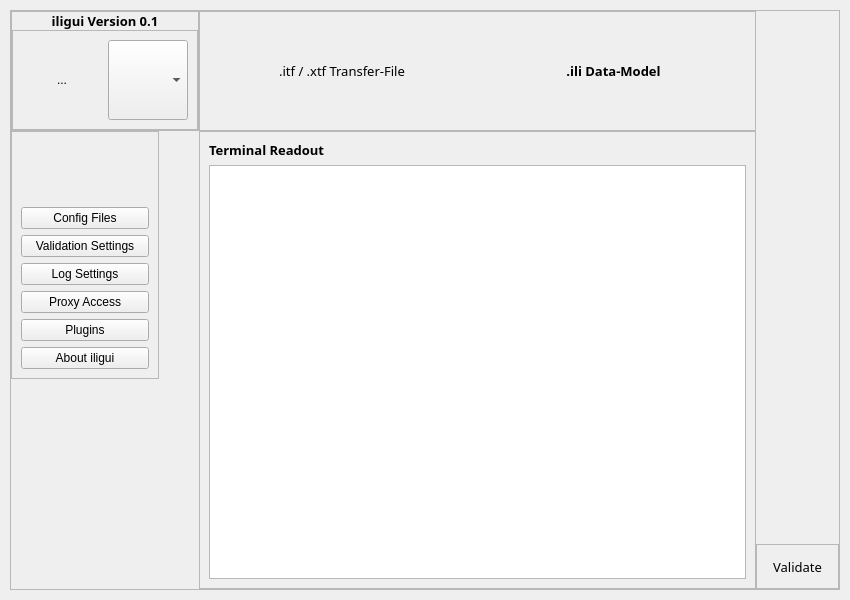
This is iligui.ui in MoreIceFitzGerry/iligui as Qt 5 draws it before an edit. The edited form follows.
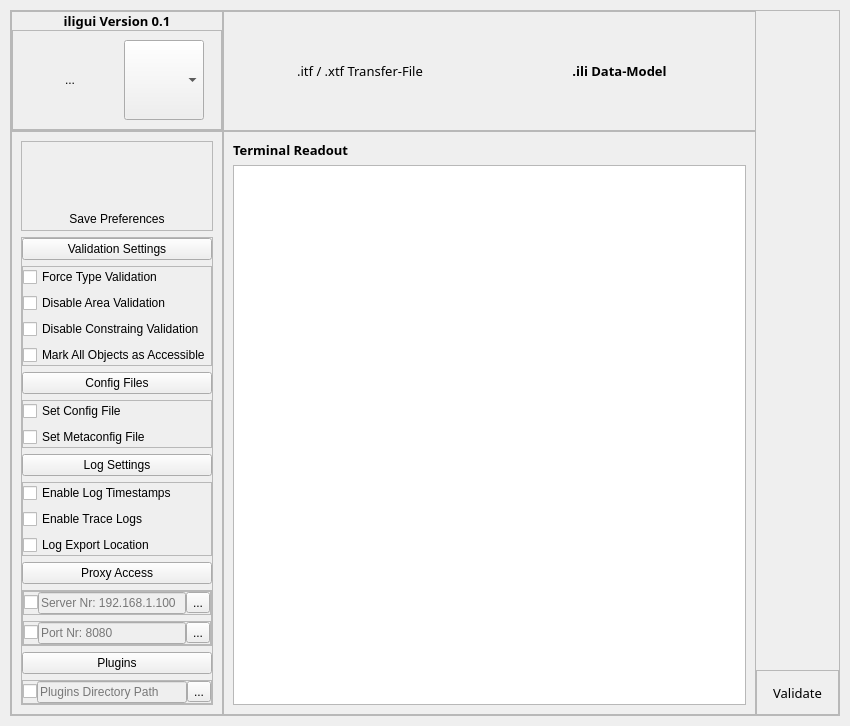
This is the edited form. Icons and pictures are not drawn.

The edit to the form file:
```diff
--- a/iligui.ui
+++ b/iligui.ui
@@ -64,6 +64,108 @@
        <property name="spacing">
         <number>0</number>
        </property>
+       <item row="3" column="2" alignment="Qt::AlignBottom">
+        <widget class="QFrame" name="frame_play">
+         <property name="frameShape">
+          <enum>QFrame::StyledPanel</enum>
+         </property>
+         <property name="frameShadow">
+          <enum>QFrame::Raised</enum>
+         </property>
+         <layout class="QVBoxLayout" name="verticalLayout_11">
+          <item>
+           <widget class="QToolButton" name="Button_Play">
+            <property name="font">
+             <font>
+              <family>Segoe UI Black</family>
+              <pointsize>10</pointsize>
+             </font>
+            </property>
+            <property name="mouseTracking">
+             <bool>false</bool>
+            </property>
+            <property name="layoutDirection">
+             <enum>Qt::LeftToRight</enum>
+            </property>
+            <property name="styleSheet">
+             <string notr="true">QToolButton[objectName^=&quot;Button_Play&quot;]:hover {
+	background-color : rgb(220,220,220);
+	border-radius: 20px;
+	border-style: outset;
+}
+
+
+</string>
+            </property>
+            <property name="text">
+             <string>Validate</string>
+            </property>
+            <property name="icon">
+             <iconset>
+              <normaloff>icons/play.png</normaloff>icons/play.png</iconset>
+            </property>
+            <property name="iconSize">
+             <size>
+              <width>100</width>
+              <height>100</height>
+             </size>
+            </property>
+            <property name="toolButtonStyle">
+             <enum>Qt::ToolButtonTextUnderIcon</enum>
+            </property>
+            <property name="autoRaise">
+             <bool>true</bool>
+            </property>
+           </widget>
+          </item>
+         </layout>
+        </widget>
+       </item>
+       <item row="3" column="1">
+        <widget class="QFrame" name="frame_terminal">
+         <property name="sizePolicy">
+          <sizepolicy hsizetype="Minimum" vsizetype="Expanding">
+           <horstretch>0</horstretch>
+           <verstretch>0</verstretch>
+          </sizepolicy>
+         </property>
+         <property name="frameShape">
+          <enum>QFrame::StyledPanel</enum>
+         </property>
+         <property name="frameShadow">
+          <enum>QFrame::Raised</enum>
+         </property>
+         <layout class="QVBoxLayout" name="verticalLayout">
+          <item>
+           <widget class="QLabel" name="Title_Terminal">
+            <property name="sizePolicy">
+             <sizepolicy hsizetype="Expanding" vsizetype="Fixed">
+              <horstretch>0</horstretch>
+              <verstretch>0</verstretch>
+             </sizepolicy>
+            </property>
+            <property name="font">
+             <font>
+              <family>Segoe UI Black</family>
+              <pointsize>10</pointsize>
+              <weight>75</weight>
+              <bold>true</bold>
+             </font>
+            </property>
+            <property name="text">
+             <string>Terminal Readout</string>
+            </property>
+            <property name="alignment">
+             <set>Qt::AlignLeading|Qt::AlignLeft|Qt::AlignVCenter</set>
+            </property>
+           </widget>
+          </item>
+          <item>
+           <widget class="QPlainTextEdit" name="Terminal"/>
+          </item>
+         </layout>
+        </widget>
+       </item>
        <item row="1" column="1">
         <widget class="QFrame" name="frame_input">
          <property name="sizePolicy">
@@ -202,8 +304,8 @@
          </layout>
         </widget>
        </item>
-       <item row="2" column="0" alignment="Qt::AlignLeft|Qt::AlignTop">
-        <widget class="QFrame" name="frame_settings">
+       <item row="3" column="0" alignment="Qt::AlignLeft|Qt::AlignTop">
+        <widget class="QFrame" name="frame_sidebar">
          <property name="sizePolicy">
           <sizepolicy hsizetype="Preferred" vsizetype="Preferred">
            <horstretch>0</horstretch>
@@ -218,6 +320,30 @@
          </property>
          <layout class="QVBoxLayout" name="verticalLayout_7">
           <item>
+           <widget class="QFrame" name="frame_4">
+            <property name="frameShape">
+             <enum>QFrame::StyledPanel</enum>
+            </property>
+            <property name="frameShadow">
+             <enum>QFrame::Raised</enum>
+            </property>
+            <layout class="QVBoxLayout" name="verticalLayout_10">
+             <property name="spacing">
+              <number>6</number>
+             </property>
+             <property name="leftMargin">
+              <number>0</number>
+             </property>
+             <property name="topMargin">
+              <number>0</number>
+             </property>
+             <property name="rightMargin">
+              <number>0</number>
+             </property>
+             <property name="bottomMargin">
+              <number>0</number>
+             </property>
+             <item>
            <widget class="QPushButton" name="Button_Menu">
             <property name="sizePolicy">
              <sizepolicy hsizetype="Fixed" vsizetype="Fixed">
@@ -244,13 +370,147 @@
               <height>60</height>
              </size>
             </property>
+               <property name="checkable">
+                <bool>true</bool>
+               </property>
+               <property name="checked">
+                <bool>false</bool>
+               </property>
             <property name="flat">
              <bool>true</bool>
             </property>
            </widget>
           </item>
           <item>
-           <widget class="QPushButton" name="Setting01">
+              <widget class="QPushButton" name="pushButton">
+               <property name="text">
+                <string>Save Preferences</string>
+               </property>
+               <property name="icon">
+                <iconset>
+                 <normaloff>icons/save.svg</normaloff>icons/save.svg</iconset>
+               </property>
+               <property name="iconSize">
+                <size>
+                 <width>30</width>
+                 <height>30</height>
+                </size>
+               </property>
+               <property name="flat">
+                <bool>true</bool>
+               </property>
+              </widget>
+             </item>
+            </layout>
+           </widget>
+          </item>
+          <item>
+           <widget class="QFrame" name="frame_settings">
+            <property name="frameShape">
+             <enum>QFrame::StyledPanel</enum>
+            </property>
+            <property name="frameShadow">
+             <enum>QFrame::Raised</enum>
+            </property>
+            <layout class="QVBoxLayout" name="verticalLayout_3">
+             <property name="leftMargin">
+              <number>0</number>
+             </property>
+             <property name="topMargin">
+              <number>0</number>
+             </property>
+             <property name="rightMargin">
+              <number>0</number>
+             </property>
+             <property name="bottomMargin">
+              <number>0</number>
+             </property>
+             <item>
+              <widget class="QPushButton" name="setting1">
+               <property name="sizePolicy">
+                <sizepolicy hsizetype="Minimum" vsizetype="Fixed">
+                 <horstretch>0</horstretch>
+                 <verstretch>0</verstretch>
+                </sizepolicy>
+               </property>
+               <property name="minimumSize">
+                <size>
+                 <width>128</width>
+                 <height>0</height>
+                </size>
+               </property>
+               <property name="text">
+                <string>Validation Settings</string>
+               </property>
+               <property name="icon">
+                <iconset resource="resources.qrc">
+                 <normaloff>:/icons/icons/settings.svg</normaloff>:/icons/icons/settings.svg</iconset>
+               </property>
+               <property name="checkable">
+                <bool>true</bool>
+               </property>
+               <property name="checked">
+                <bool>false</bool>
+               </property>
+               <property name="flat">
+                <bool>false</bool>
+               </property>
+              </widget>
+             </item>
+             <item>
+              <widget class="QFrame" name="setting1_sub">
+               <property name="frameShape">
+                <enum>QFrame::StyledPanel</enum>
+               </property>
+               <property name="frameShadow">
+                <enum>QFrame::Raised</enum>
+               </property>
+               <layout class="QVBoxLayout" name="verticalLayout_9">
+                <property name="leftMargin">
+                 <number>0</number>
+                </property>
+                <property name="topMargin">
+                 <number>0</number>
+                </property>
+                <property name="rightMargin">
+                 <number>0</number>
+                </property>
+                <property name="bottomMargin">
+                 <number>0</number>
+                </property>
+                <item>
+                 <widget class="QCheckBox" name="setting1_1">
+                  <property name="text">
+                   <string>Force Type Validation</string>
+                  </property>
+                 </widget>
+                </item>
+                <item>
+                 <widget class="QCheckBox" name="setting1_2">
+                  <property name="text">
+                   <string>Disable Area Validation</string>
+                  </property>
+                 </widget>
+                </item>
+                <item>
+                 <widget class="QCheckBox" name="setting1_3">
+                  <property name="text">
+                   <string>Disable Constraing Validation</string>
+                  </property>
+                 </widget>
+                </item>
+                <item>
+                 <widget class="QCheckBox" name="setting1_4">
+                  <property name="text">
+                   <string>Mark All Objects as Accessible</string>
+                  </property>
+                 </widget>
+                </item>
+               </layout>
+              </widget>
+             </item>
+             <item>
+              <widget class="QPushButton" name="setting2">
             <property name="sizePolicy">
              <sizepolicy hsizetype="Preferred" vsizetype="Preferred">
               <horstretch>0</horstretch>
@@ -273,39 +533,75 @@
              <iconset resource="resources.qrc">
               <normaloff>:/icons/icons/tool.svg</normaloff>:/icons/icons/tool.svg</iconset>
             </property>
+               <property name="checkable">
+                <bool>true</bool>
+               </property>
+               <property name="checked">
+                <bool>false</bool>
+               </property>
             <property name="flat">
              <bool>false</bool>
             </property>
            </widget>
           </item>
           <item>
-           <widget class="QPushButton" name="Setting02">
-            <property name="sizePolicy">
-             <sizepolicy hsizetype="Minimum" vsizetype="Fixed">
-              <horstretch>0</horstretch>
-              <verstretch>0</verstretch>
-             </sizepolicy>
-            </property>
+              <widget class="QFrame" name="setting2_sub">
             <property name="minimumSize">
              <size>
-              <width>128</width>
+                 <width>0</width>
               <height>0</height>
              </size>
             </property>
-            <property name="text">
-             <string>Validation Settings</string>
-            </property>
-            <property name="icon">
-             <iconset resource="resources.qrc">
-              <normaloff>:/icons/icons/settings.svg</normaloff>:/icons/icons/settings.svg</iconset>
-            </property>
-            <property name="flat">
-             <bool>false</bool>
-            </property>
+               <property name="frameShape">
+                <enum>QFrame::StyledPanel</enum>
+               </property>
+               <property name="frameShadow">
+                <enum>QFrame::Raised</enum>
+               </property>
+               <property name="midLineWidth">
+                <number>0</number>
+               </property>
+               <layout class="QVBoxLayout" name="verticalLayout_2">
+                <property name="spacing">
+                 <number>6</number>
+                </property>
+                <property name="leftMargin">
+                 <number>0</number>
+                </property>
+                <property name="topMargin">
+                 <number>0</number>
+                </property>
+                <property name="rightMargin">
+                 <number>0</number>
+                </property>
+                <property name="bottomMargin">
+                 <number>0</number>
+                </property>
+                <item>
+                 <widget class="QCheckBox" name="setting2_1">
+                  <property name="sizePolicy">
+                   <sizepolicy hsizetype="Preferred" vsizetype="Preferred">
+                    <horstretch>0</horstretch>
+                    <verstretch>0</verstretch>
+                   </sizepolicy>
+                  </property>
+                  <property name="text">
+                   <string>Set Config File</string>
+                  </property>
            </widget>
           </item>
           <item>
-           <widget class="QPushButton" name="Setting03">
+                 <widget class="QCheckBox" name="setting2_2">
+                  <property name="text">
+                   <string>Set Metaconfig File</string>
+                  </property>
+                 </widget>
+                </item>
+               </layout>
+              </widget>
+             </item>
+             <item>
+              <widget class="QPushButton" name="setting3">
             <property name="sizePolicy">
              <sizepolicy hsizetype="Minimum" vsizetype="Fixed">
               <horstretch>0</horstretch>
@@ -325,13 +621,64 @@
              <iconset resource="resources.qrc">
               <normaloff>:/icons/icons/archive.svg</normaloff>:/icons/icons/archive.svg</iconset>
             </property>
+               <property name="checkable">
+                <bool>true</bool>
+               </property>
+               <property name="checked">
+                <bool>false</bool>
+               </property>
             <property name="flat">
              <bool>false</bool>
             </property>
            </widget>
           </item>
           <item>
-           <widget class="QPushButton" name="Setting04">
+              <widget class="QFrame" name="setting3_sub">
+               <property name="frameShape">
+                <enum>QFrame::StyledPanel</enum>
+               </property>
+               <property name="frameShadow">
+                <enum>QFrame::Raised</enum>
+               </property>
+               <layout class="QVBoxLayout" name="verticalLayout_4">
+                <property name="leftMargin">
+                 <number>0</number>
+                </property>
+                <property name="topMargin">
+                 <number>0</number>
+                </property>
+                <property name="rightMargin">
+                 <number>0</number>
+                </property>
+                <property name="bottomMargin">
+                 <number>0</number>
+                </property>
+                <item>
+                 <widget class="QCheckBox" name="setting3_1">
+                  <property name="text">
+                   <string>Enable Log Timestamps</string>
+                  </property>
+                 </widget>
+                </item>
+                <item>
+                 <widget class="QCheckBox" name="setting3_3">
+                  <property name="text">
+                   <string>Enable Trace Logs</string>
+                  </property>
+                 </widget>
+                </item>
+                <item>
+                 <widget class="QCheckBox" name="setting3_2">
+                  <property name="text">
+                   <string>Log Export Location</string>
+                  </property>
+                 </widget>
+                </item>
+               </layout>
+              </widget>
+             </item>
+             <item>
+              <widget class="QPushButton" name="setting4">
             <property name="sizePolicy">
              <sizepolicy hsizetype="Minimum" vsizetype="Fixed">
               <horstretch>0</horstretch>
@@ -351,13 +698,155 @@
              <iconset resource="resources.qrc">
               <normaloff>:/icons/icons/loader.svg</normaloff>:/icons/icons/loader.svg</iconset>
             </property>
+               <property name="checkable">
+                <bool>true</bool>
+               </property>
+               <property name="checked">
+                <bool>false</bool>
+               </property>
             <property name="flat">
              <bool>false</bool>
             </property>
            </widget>
           </item>
           <item>
-           <widget class="QPushButton" name="Setting05">
+              <widget class="QFrame" name="setting4_sub">
+               <property name="frameShape">
+                <enum>QFrame::StyledPanel</enum>
+               </property>
+               <property name="frameShadow">
+                <enum>QFrame::Raised</enum>
+               </property>
+               <layout class="QVBoxLayout" name="verticalLayout_8">
+                <property name="leftMargin">
+                 <number>0</number>
+                </property>
+                <property name="topMargin">
+                 <number>0</number>
+                </property>
+                <property name="rightMargin">
+                 <number>0</number>
+                </property>
+                <property name="bottomMargin">
+                 <number>0</number>
+                </property>
+                <item>
+                 <widget class="QFrame" name="frame_2">
+                  <property name="minimumSize">
+                   <size>
+                    <width>0</width>
+                    <height>0</height>
+                   </size>
+                  </property>
+                  <property name="frameShape">
+                   <enum>QFrame::StyledPanel</enum>
+                  </property>
+                  <property name="frameShadow">
+                   <enum>QFrame::Raised</enum>
+                  </property>
+                  <layout class="QHBoxLayout" name="horizontalLayout_4">
+                   <property name="spacing">
+                    <number>0</number>
+                   </property>
+                   <property name="leftMargin">
+                    <number>0</number>
+                   </property>
+                   <property name="topMargin">
+                    <number>0</number>
+                   </property>
+                   <property name="rightMargin">
+                    <number>0</number>
+                   </property>
+                   <property name="bottomMargin">
+                    <number>0</number>
+                   </property>
+                   <item>
+                    <widget class="QCheckBox" name="setting4_11"/>
+                   </item>
+                   <item>
+                    <widget class="QLineEdit" name="setting4_12">
+                     <property name="enabled">
+                      <bool>false</bool>
+                     </property>
+                     <property name="text">
+                      <string/>
+                     </property>
+                     <property name="readOnly">
+                      <bool>false</bool>
+                     </property>
+                     <property name="placeholderText">
+                      <string>Server Nr: 192.168.1.100</string>
+                     </property>
+                    </widget>
+                   </item>
+                   <item>
+                    <widget class="QToolButton" name="toolButton">
+                     <property name="text">
+                      <string>...</string>
+                     </property>
+                    </widget>
+                   </item>
+                  </layout>
+                 </widget>
+                </item>
+                <item>
+                 <widget class="QFrame" name="frame_3">
+                  <property name="frameShape">
+                   <enum>QFrame::StyledPanel</enum>
+                  </property>
+                  <property name="frameShadow">
+                   <enum>QFrame::Raised</enum>
+                  </property>
+                  <layout class="QHBoxLayout" name="horizontalLayout_5">
+                   <property name="spacing">
+                    <number>0</number>
+                   </property>
+                   <property name="leftMargin">
+                    <number>0</number>
+                   </property>
+                   <property name="topMargin">
+                    <number>0</number>
+                   </property>
+                   <property name="rightMargin">
+                    <number>0</number>
+                   </property>
+                   <property name="bottomMargin">
+                    <number>0</number>
+                   </property>
+                   <item>
+                    <widget class="QCheckBox" name="setting4_21"/>
+                   </item>
+                   <item>
+                    <widget class="QLineEdit" name="setting4_22">
+                     <property name="enabled">
+                      <bool>false</bool>
+                     </property>
+                     <property name="text">
+                      <string/>
+                     </property>
+                     <property name="readOnly">
+                      <bool>false</bool>
+                     </property>
+                     <property name="placeholderText">
+                      <string>Port Nr: 8080</string>
+                     </property>
+                    </widget>
+                   </item>
+                   <item>
+                    <widget class="QToolButton" name="toolButton_2">
+                     <property name="text">
+                      <string>...</string>
+                     </property>
+                    </widget>
+                   </item>
+                  </layout>
+                 </widget>
+                </item>
+               </layout>
+              </widget>
+             </item>
+             <item>
+              <widget class="QPushButton" name="setting5">
             <property name="sizePolicy">
              <sizepolicy hsizetype="Minimum" vsizetype="Fixed">
               <horstretch>0</horstretch>
@@ -377,81 +866,78 @@
              <iconset resource="resources.qrc">
               <normaloff>:/icons/icons/log-in.svg</normaloff>:/icons/icons/log-in.svg</iconset>
             </property>
+               <property name="checkable">
+                <bool>true</bool>
+               </property>
+               <property name="checked">
+                <bool>false</bool>
+               </property>
             <property name="flat">
              <bool>false</bool>
             </property>
            </widget>
           </item>
           <item>
-           <widget class="QPushButton" name="Setting06">
-            <property name="sizePolicy">
-             <sizepolicy hsizetype="Minimum" vsizetype="Fixed">
-              <horstretch>0</horstretch>
-              <verstretch>0</verstretch>
-             </sizepolicy>
-            </property>
+              <widget class="QFrame" name="setting5_sub">
             <property name="minimumSize">
              <size>
-              <width>128</width>
+                 <width>0</width>
               <height>0</height>
              </size>
             </property>
-            <property name="text">
-             <string>About iligui</string>
-            </property>
-            <property name="icon">
-             <iconset resource="resources.qrc">
-              <normaloff>:/icons/icons/info.svg</normaloff>:/icons/icons/info.svg</iconset>
-            </property>
-            <property name="flat">
-             <bool>false</bool>
-            </property>
-           </widget>
-          </item>
-         </layout>
-        </widget>
-       </item>
-       <item row="2" column="1">
-        <widget class="QFrame" name="frame_terminal">
-         <property name="sizePolicy">
-          <sizepolicy hsizetype="Minimum" vsizetype="Expanding">
-           <horstretch>0</horstretch>
-           <verstretch>0</verstretch>
-          </sizepolicy>
-         </property>
          <property name="frameShape">
           <enum>QFrame::StyledPanel</enum>
          </property>
          <property name="frameShadow">
           <enum>QFrame::Raised</enum>
          </property>
-         <layout class="QVBoxLayout" name="verticalLayout">
-          <item>
-           <widget class="QLabel" name="Title_Terminal">
-            <property name="sizePolicy">
-             <sizepolicy hsizetype="Expanding" vsizetype="Fixed">
-              <horstretch>0</horstretch>
-              <verstretch>0</verstretch>
-             </sizepolicy>
-            </property>
-            <property name="font">
-             <font>
-              <family>Segoe UI Black</family>
-              <pointsize>10</pointsize>
-              <weight>75</weight>
-              <bold>true</bold>
-             </font>
-            </property>
+               <layout class="QHBoxLayout" name="horizontalLayout_6">
+                <property name="spacing">
+                 <number>0</number>
+                </property>
+                <property name="leftMargin">
+                 <number>0</number>
+                </property>
+                <property name="topMargin">
+                 <number>0</number>
+                </property>
+                <property name="rightMargin">
+                 <number>0</number>
+                </property>
+                <property name="bottomMargin">
+                 <number>0</number>
+                </property>
+                <item>
+                 <widget class="QCheckBox" name="setting5_11"/>
+                </item>
+                <item>
+                 <widget class="QLineEdit" name="setting5_12">
+                  <property name="enabled">
+                   <bool>false</bool>
+                  </property>
             <property name="text">
-             <string>Terminal Readout</string>
-            </property>
-            <property name="alignment">
-             <set>Qt::AlignLeading|Qt::AlignLeft|Qt::AlignVCenter</set>
-            </property>
+                   <string/>
+                  </property>
+                  <property name="readOnly">
+                   <bool>false</bool>
+                  </property>
+                  <property name="placeholderText">
+                   <string>Plugins Directory Path</string>
+                  </property>
            </widget>
           </item>
           <item>
-           <widget class="QPlainTextEdit" name="Terminal"/>
+                 <widget class="QToolButton" name="toolButton_3">
+                  <property name="text">
+                   <string>...</string>
+                  </property>
+                 </widget>
+                </item>
+               </layout>
+              </widget>
+             </item>
+            </layout>
+           </widget>
           </item>
          </layout>
         </widget>
@@ -619,63 +1105,6 @@
          </layout>
         </widget>
        </item>
-       <item row="2" column="2" alignment="Qt::AlignBottom">
-        <widget class="QFrame" name="frame_play">
-         <property name="frameShape">
-          <enum>QFrame::StyledPanel</enum>
-         </property>
-         <property name="frameShadow">
-          <enum>QFrame::Raised</enum>
-         </property>
-         <layout class="QHBoxLayout" name="horizontalLayout_2">
-          <item>
-           <widget class="QToolButton" name="Button_Play">
-            <property name="font">
-             <font>
-              <family>Segoe UI Black</family>
-              <pointsize>10</pointsize>
-             </font>
-            </property>
-            <property name="mouseTracking">
-             <bool>false</bool>
-            </property>
-            <property name="layoutDirection">
-             <enum>Qt::LeftToRight</enum>
-            </property>
-            <property name="styleSheet">
-             <string notr="true">QToolButton[objectName^=&quot;Button_Play&quot;]:hover {
-	background-color : lightgreen;
-	border-radius: 50px;
-	border-style: outset;
-}
-
-
-</string>
-            </property>
-            <property name="text">
-             <string>Validate</string>
-            </property>
-            <property name="icon">
-             <iconset>
-              <normaloff>icons/play.png</normaloff>icons/play.png</iconset>
-            </property>
-            <property name="iconSize">
-             <size>
-              <width>100</width>
-              <height>100</height>
-             </size>
-            </property>
-            <property name="toolButtonStyle">
-             <enum>Qt::ToolButtonTextUnderIcon</enum>
-            </property>
-            <property name="autoRaise">
-             <bool>true</bool>
-            </property>
-           </widget>
-          </item>
-         </layout>
-        </widget>
-       </item>
       </layout>
      </widget>
     </item>
```
Left out of the diff: 131 changed lines with no effect on the pictures. Lines whose indentation alone changed are shown as unchanged.
